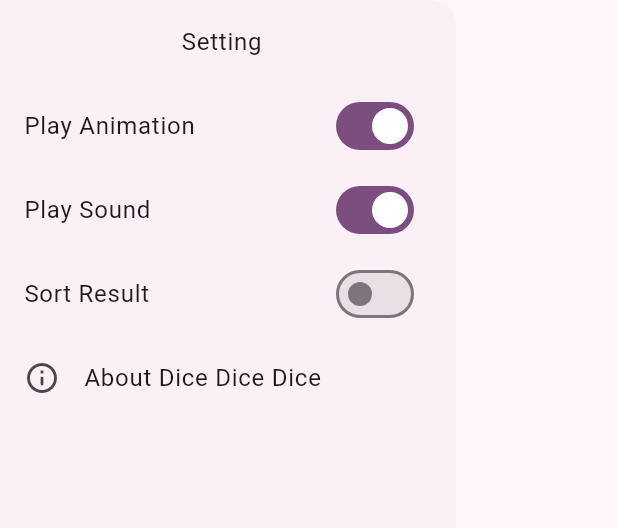
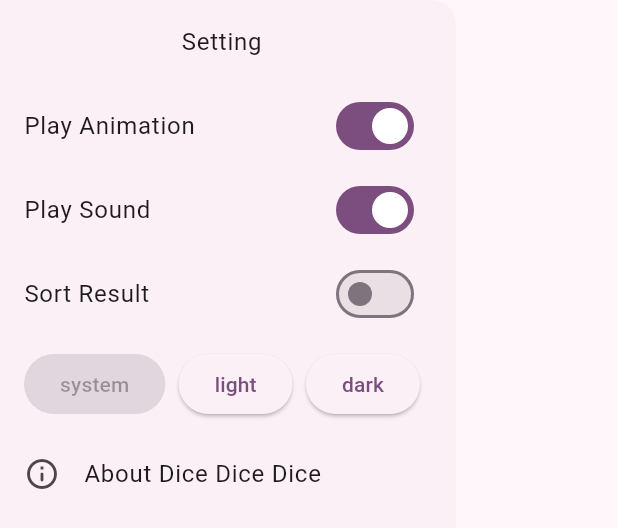
Before and after one commit to nekomimi-daimao/dice_dice_dice, a Flutter app: the SettingsDrawer widget shown alone on an empty page, opened directly, on a phone screen of 412 x 824 dp. Shown: the top 528 px of the screen. Run offline on Flutter 3.47's test engine with Material 3 defaults, Android fonts, the phone set to English and light mode, and no system bars; our stand-ins replace hooks_riverpod, package_info_plus, riverpod_annotation, shared_preferences; accounts and stored records are empty; generated files the repository leaves out were written again.

Commit message:
テーマを切り替え

```diff
--- a/lib/main.dart
+++ b/lib/main.dart
@@ -1,3 +1,4 @@
+import 'package:dice_dice_dice/provider/current_app_settings.dart';
 import 'package:dice_dice_dice/provider/shared_preference.dart';
 import 'package:dice_dice_dice/widget/root_view.dart';
 import 'package:flutter/material.dart';
@@ -16,23 +17,27 @@ Future<void> main() async {
   ));
 }
 
-class MyApp extends StatelessWidget {
+class MyApp extends HookConsumerWidget {
   const MyApp({super.key});
 
   @override
-  Widget build(BuildContext context) {
+  Widget build(BuildContext context, WidgetRef ref) {
+    var themeMode =
+        ref.watch(currentAppSettingsProvider.select((v) => v.themeMode));
+
     return MaterialApp(
       title: 'Dice Dice Dice',
       theme: ThemeData(
         colorSchemeSeed: Colors.purple,
+        brightness: Brightness.light,
         useMaterial3: true,
-        brightness: Brightness.light,
       ),
       darkTheme: ThemeData(
         colorSchemeSeed: Colors.purple,
+        brightness: Brightness.dark,
         useMaterial3: true,
-        brightness: Brightness.dark,
       ),
+      themeMode: themeMode,
       home: const RootView(),
     );
   }
--- a/lib/widget/settings_drawer.dart
+++ b/lib/widget/settings_drawer.dart
@@ -1,3 +1,4 @@
+import 'package:dice_dice_dice/model/app_settings.dart';
 import 'package:dice_dice_dice/provider/current_app_settings.dart';
 import 'package:dice_dice_dice/provider/package_info.dart';
 import 'package:flutter/material.dart';
@@ -46,6 +47,21 @@ class SettingsDrawer extends HookConsumerWidget {
                     .read(currentAppSettingsProvider.notifier)
                     .update(settings.copyWith(sortResult: v));
               }),
+          ListTile(
+            title: Row(
+              mainAxisAlignment: MainAxisAlignment.center,
+              children: [
+                _selectThemeButton(
+                    ThemeMode.system, settings.themeMode, settings, ref),
+                const Spacer(),
+                _selectThemeButton(
+                    ThemeMode.light, settings.themeMode, settings, ref),
+                const Spacer(),
+                _selectThemeButton(
+                    ThemeMode.dark, settings.themeMode, settings, ref),
+              ],
+            ),
+          ),
           AboutListTile(
             icon: const Icon(Icons.info_outline_rounded),
             applicationName: packageInfo?.appName,
@@ -56,4 +72,21 @@ class SettingsDrawer extends HookConsumerWidget {
       ),
     );
   }
+
+  ElevatedButton _selectThemeButton(ThemeMode correspond, ThemeMode current,
+      AppSettings settings, WidgetRef ref) {
+    final bool selected = correspond == current;
+    return ElevatedButton(
+      onPressed: selected
+          ? null
+          : (() {
+              ref
+                  .read(currentAppSettingsProvider.notifier)
+                  .update(settings.copyWith(themeMode: correspond));
+            }),
+      child: Text(
+        correspond.name,
+      ),
+    );
+  }
 }
```
